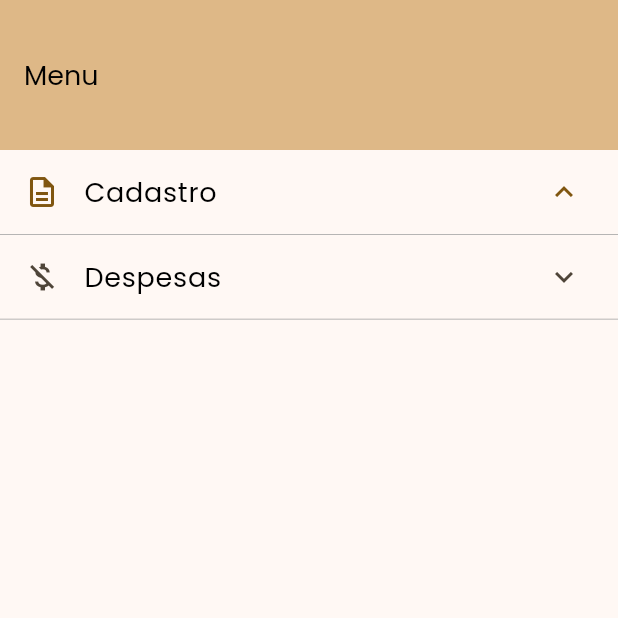
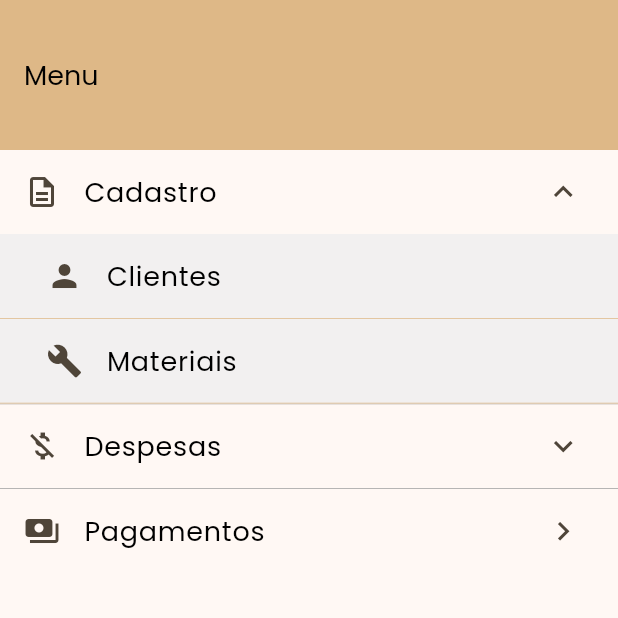
Before and after one commit to Jo-Analyst/js-budget, a Flutter app: the MenuPage screen opened directly, after a tap on "Cadastro", on a phone screen of 412 x 824 dp, the top half of it. Run offline on Flutter 3.47's test engine with Material 3 defaults, Android fonts, the phone set to English and light mode, and no system bars; our stand-ins replace animated_text_kit, font_awesome_flutter, sqflite; accounts and stored records are empty.

Commit message:
mudando a logo e o custom_expansion_tile

```diff
--- a/lib/src/pages/finance/finance_page.dart
+++ b/lib/src/pages/finance/finance_page.dart
@@ -21,7 +21,8 @@ class FinancePage extends StatelessWidget {
           ],
         ),
       ),
-      body: Column(
+      body: SingleChildScrollView(
+        child: Column(
           children: [
             Container(
               alignment: Alignment.center,
@@ -153,6 +154,7 @@ class FinancePage extends StatelessWidget {
             ),
           ],
         ),
+      ),
     );
   }
 }
--- a/lib/src/pages/home/home_page.dart
+++ b/lib/src/pages/home/home_page.dart
@@ -70,7 +70,7 @@ class _HomePageState extends State<HomePage> {
           mainAxisAlignment: MainAxisAlignment.spaceBetween,
           children: [
             Image.asset(
-              'assets/images/logo_icon.png',
+              'assets/images/logo_rectangular.jpeg',
               width: 60,
               fit: BoxFit.cover,
             ),
--- a/lib/src/pages/menu/menu_page.dart
+++ b/lib/src/pages/menu/menu_page.dart
@@ -1,5 +1,7 @@
 import 'package:flutter/material.dart';
-import 'package:js_budget/src/pages/menu/widgets/Custom_Expansion_tile_widget.dart';
+import 'package:js_budget/src/pages/menu/widgets/custom_expansion_tile.dart';
+
+import 'package:js_budget/src/themes/light_theme.dart';
 
 class MenuPage extends StatelessWidget {
   const MenuPage({super.key});
@@ -15,10 +17,28 @@ class MenuPage extends StatelessWidget {
           CustomExpansionTileWidget(
             title: 'Cadastro',
             icon: Icon(Icons.description_outlined),
+            children: [
+              ListTile(
+                leading: Icon(Icons.person),
+                title: Text('Clientes', style: textStyleSmallDefault),
+              ),
+              ListTile(
+                leading: Icon(Icons.build),
+                title: Text('Materiais', style: textStyleSmallDefault),
+              ),
+            ],
           ),
           CustomExpansionTileWidget(
             title: 'Despesas',
             icon: Icon(Icons.money_off_sharp),
+          ),
+          ListTile(
+            leading: Icon(Icons.payments),
+            title: Text('Pagamentos', style: textStyleSmallDefault),
+            trailing: Icon(
+              Icons.keyboard_arrow_right,
+              size: 25,
+            ),
           ),
         ],
       ),
--- /dev/null
+++ b/lib/src/pages/menu/widgets/custom_expansion_tile.dart
@@ -0,0 +1,118 @@
+import 'package:flutter/material.dart';
+
+import 'package:js_budget/src/themes/light_theme.dart';
+
+class CustomExpansionTileWidget extends StatefulWidget {
+  final String title;
+  final Icon? icon;
+  final List<Widget>? children;
+  final bool initiallyExpanded;
+  const CustomExpansionTileWidget({
+    Key? key,
+    required this.title,
+    this.icon,
+    this.children,
+    this.initiallyExpanded = false,
+  }) : super(key: key);
+
+  @override
+  State<CustomExpansionTileWidget> createState() =>
+      _CustomExpansionTileWidgetState();
+}
+
+class _CustomExpansionTileWidgetState extends State<CustomExpansionTileWidget>
+    with TickerProviderStateMixin {
+  late bool isExpanded;
+  late AnimationController _controller;
+
+  @override
+  void initState() {
+    super.initState();
+    isExpanded = widget.initiallyExpanded;
+    _controller = AnimationController(
+      duration: const Duration(milliseconds: 200),
+      vsync: this,
+    );
+  }
+
+  @override
+  Widget build(BuildContext context) {
+    return Container(
+      decoration: const BoxDecoration(
+        border: Border(
+          bottom: BorderSide(
+            color: Colors.grey,
+            width: .5,
+          ),
+        ),
+      ),
+      child: Column(
+        children: [
+          GestureDetector(
+            onTap: () {
+              setState(() {
+                isExpanded = !isExpanded;
+                if (isExpanded) {
+                  _controller.forward();
+                } else {
+                  _controller.reverse();
+                }
+              });
+            },
+            child: ListTile(
+              leading: widget.icon,
+              title: Text(
+                widget.title,
+                style: textStyleSmallDefault,
+              ),
+              trailing: RotationTransition(
+                turns: Tween(begin: 0.0, end: 0.50).animate(_controller),
+                child: const Icon(
+                  Icons.keyboard_arrow_down,
+                  size: 25,
+                ),
+              ),
+            ),
+          ),
+          AnimatedSize(
+            duration: const Duration(milliseconds: 200),
+            child: Container(
+              color: const Color.fromARGB(255, 242, 240, 240),
+              child: isExpanded
+                  ? Column(
+                      mainAxisAlignment: MainAxisAlignment.start,
+                      crossAxisAlignment: CrossAxisAlignment.stretch,
+                      children: widget.children != null
+                          ? widget.children!
+                              .map((e) => Column(
+                                    children: [
+                                      Container(
+                                        padding: const EdgeInsets.symmetric(
+                                            horizontal: 15),
+                                        decoration: isExpanded &&
+                                                widget.children!.isNotEmpty
+                                            ? BoxDecoration(
+                                                border: Border(
+                                                  bottom: BorderSide(
+                                                    color: Theme.of(context)
+                                                        .primaryColor,
+                                                    width: .5,
+                                                  ),
+                                                ),
+                                              )
+                                            : null,
+                                        child: e,
+                                      ),
+                                    ],
+                                  ))
+                              .toList()
+                          : [],
+                    )
+                  : Container(),
+            ),
+          )
+        ],
+      ),
+    );
+  }
+}
--- a/lib/src/pages/menu/widgets/custom_expansion_tile_widget.dart
+++ /dev/null
@@ -1,44 +0,0 @@
-// ignore_for_file: public_member_api_docs, sort_constructors_first
-import 'package:flutter/material.dart';
-import 'package:js_budget/src/themes/light_theme.dart';
-
-class CustomExpansionTileWidget extends StatelessWidget {
-  final String title;
-  final Icon? icon;
-  final List<Widget>? children;
-  const CustomExpansionTileWidget({
-    super.key,
-    required this.title,
-    this.icon,
-    this.children,
-  });
-
-  @override
-  Widget build(BuildContext context) {
-    return Container(
-      decoration: const BoxDecoration(
-        border: Border(
-          bottom: BorderSide(
-            color: Colors.grey,
-            width: .5,
-          ),
-        ),
-      ),
-      child: ExpansionTile(
-        shape: const Border.symmetric(
-          vertical: BorderSide.none,
-          horizontal: BorderSide.none,
-        ),
-        collapsedShape: const Border.symmetric(
-          vertical: BorderSide.none,
-          horizontal: BorderSide.none,
-        ),
-        leading: icon,
-        title: Text(
-          title,
-          style: textStyleSmallDefault,
-        ),
-      ),
-    );
-  }
-}
--- a/lib/src/pages/splash_page.dart
+++ b/lib/src/pages/splash_page.dart
@@ -54,7 +54,7 @@ class _SplashPageState extends State<SplashPage> {
 
   Future<void> _navigateToHome() async {
     var nav = Navigator.of(context);
-    Timer(const Duration(seconds: 4), () async {
+    Timer(const Duration(seconds: 7), () async {
       nav.pushReplacementNamed('/my-app');
     });
   }
```
Also changed, not shown: assets/images/logo_icon.png, assets/images/logo_rectangular.jpeg (added), 5 other files. Lines whose indentation alone changed are shown as unchanged.
